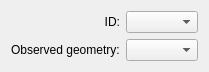
The window that src/terralib/qt/widgets/st/ui/TrajectoryPropertiesWidgetForm.ui (claudiobogossian/terralib5) describes before a commit, drawn with Qt 5.
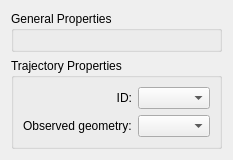
The same window after the commit.

The edit to the form file:
```diff
--- a/src/terralib/qt/widgets/st/ui/TrajectoryPropertiesWidgetForm.ui
+++ b/src/terralib/qt/widgets/st/ui/TrajectoryPropertiesWidgetForm.ui
@@ -6,22 +6,42 @@
    <rect>
     <x>0</x>
     <y>0</y>
-    <width>199</width>
-    <height>68</height>
+    <width>217</width>
+    <height>148</height>
    </rect>
   </property>
   <property name="windowTitle">
    <string>Form</string>
   </property>
-  <layout class="QGridLayout" name="gridLayout_2">
-   <property name="sizeConstraint">
-    <enum>QLayout::SetDefaultConstraint</enum>
-   </property>
-   <item row="0" column="0">
     <layout class="QGridLayout" name="gridLayout">
      <item row="0" column="0">
-      <layout class="QVBoxLayout" name="verticalLayout">
-       <item>
+    <widget class="QGroupBox" name="m_temporalPropertiesGroupBox">
+     <property name="title">
+      <string>General Properties</string>
+     </property>
+     <layout class="QGridLayout" name="gridLayout_2">
+      <item row="0" column="0">
+       <widget class="QFrame" name="m_generalPropertiesFrame">
+        <property name="frameShape">
+         <enum>QFrame::StyledPanel</enum>
+        </property>
+        <property name="frameShadow">
+         <enum>QFrame::Raised</enum>
+        </property>
+       </widget>
+      </item>
+     </layout>
+    </widget>
+   </item>
+   <item row="1" column="0">
+    <widget class="QGroupBox" name="m_trajectoryGroupBox">
+     <property name="title">
+      <string>Trajectory Properties</string>
+     </property>
+     <layout class="QGridLayout" name="gridLayout_6">
+      <item row="0" column="0">
+       <layout class="QGridLayout" name="gridLayout_4">
+        <item row="1" column="0">
         <widget class="QLabel" name="m_idLabel">
          <property name="text">
           <string>ID:</string>
@@ -31,7 +51,7 @@
          </property>
         </widget>
        </item>
-       <item>
+        <item row="2" column="0">
         <widget class="QLabel" name="m_geometryLabel">
          <property name="text">
           <string>Observed geometry:</string>
@@ -41,8 +61,8 @@
       </layout>
      </item>
      <item row="0" column="1">
-      <layout class="QVBoxLayout" name="verticalLayout_2">
-       <item>
+       <layout class="QGridLayout" name="gridLayout_5">
+        <item row="0" column="0">
         <widget class="QComboBox" name="m_idComboBox">
          <property name="sizePolicy">
           <sizepolicy hsizetype="Expanding" vsizetype="Fixed">
@@ -52,7 +72,7 @@
          </property>
         </widget>
        </item>
-       <item>
+        <item row="1" column="0">
         <widget class="QComboBox" name="m_geometryComboBox">
          <property name="sizePolicy">
           <sizepolicy hsizetype="Expanding" vsizetype="Fixed">
@@ -65,6 +85,7 @@
       </layout>
      </item>
     </layout>
+    </widget>
    </item>
   </layout>
  </widget>
```
Left out of the diff: 2 changed lines with no effect on the pictures. Lines whose indentation alone changed are shown as unchanged.
